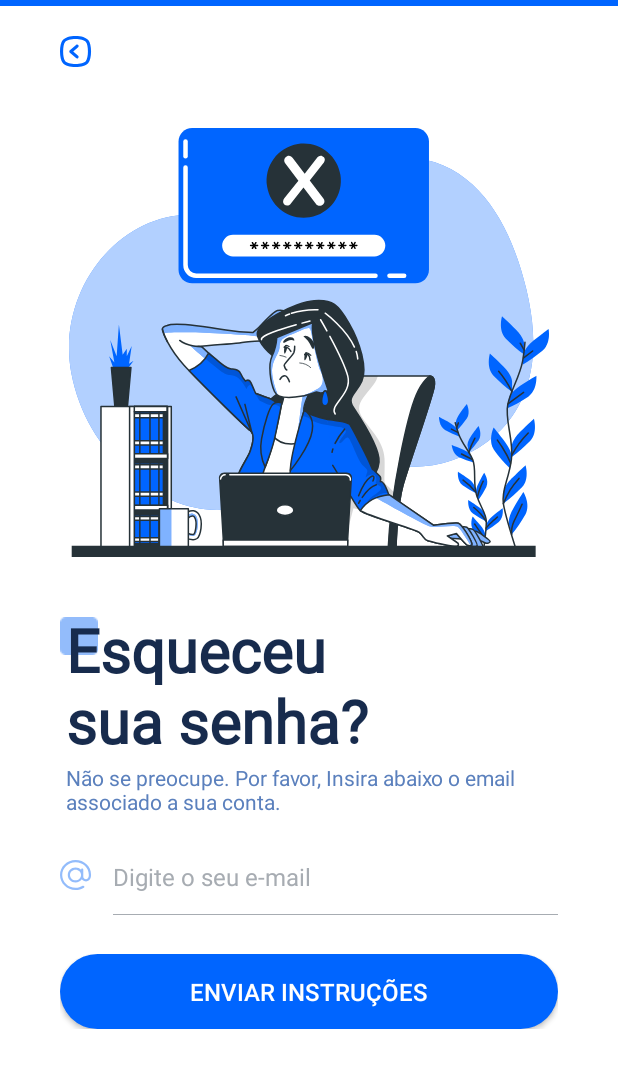
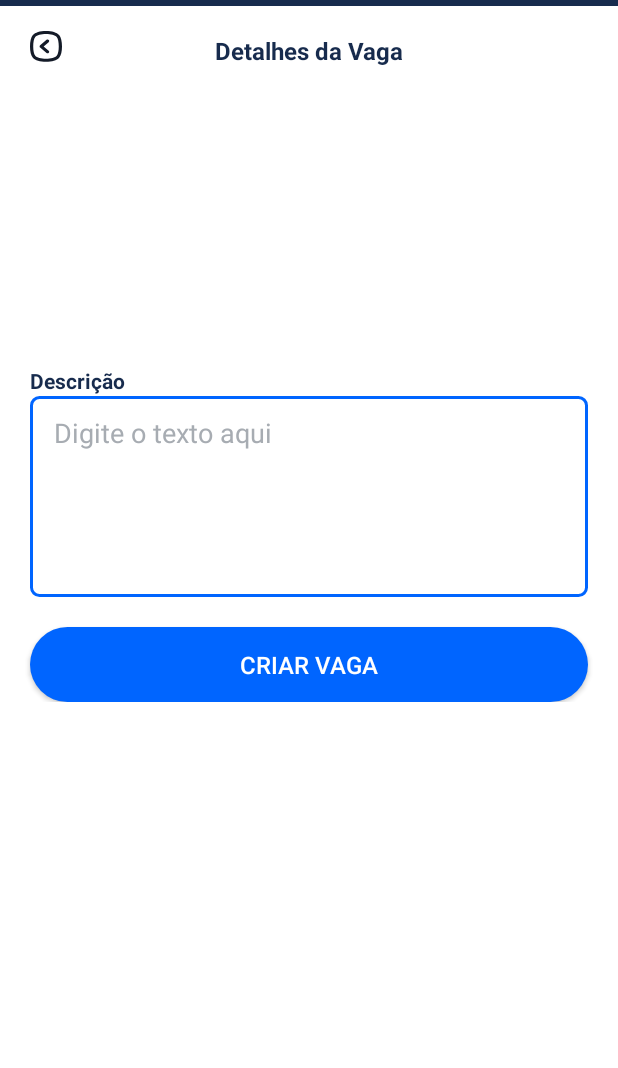
Before and after one commit to Cvsc16/desafio_estagio, an Android app: the screen it shows after launch (ActivityEsqueceuSenha before the commit, ActivityDetalhesVaga after it), on a phone screen of 412 x 824 dp. Shown: the top 1068 px of the screen. Run offline under Robolectric (Android 15) with nearby library versions, the phone set to English and light mode, and no system bars.

Commit message:
commit 24 04 23

```diff
--- a/app/src/main/AndroidManifest.xml
+++ b/app/src/main/AndroidManifest.xml
@@ -102,6 +102,17 @@
                 <category android:name="android.intent.category.LAUNCHER" />
             </intent-filter>
         </activity>
+        <activity
+            android:name=".ActivityDetalhesVaga"
+            android:exported="true"
+            android:label="detalhesvaga"
+            android:theme="@style/Theme.AppCompat.NoActionBar">
+            <intent-filter>
+                <action android:name="android.intent.action.MAIN" />
+
+                <category android:name="android.intent.category.LAUNCHER" />
+            </intent-filter>
+        </activity>
     </application>
 
 </manifest>
--- /dev/null
+++ b/app/src/main/java/unaerp/com/desafio/ActivityDetalhesVaga.kt
@@ -0,0 +1,27 @@
+package unaerp.com.desafio
+
+import android.app.DatePickerDialog
+import android.content.res.ColorStateList
+import android.graphics.Color
+import androidx.appcompat.app.AppCompatActivity
+import android.os.Bundle
+import android.telephony.PhoneNumberFormattingTextWatcher
+import android.widget.ArrayAdapter
+import android.widget.EditText
+import android.widget.Spinner
+import android.widget.Switch
+import androidx.appcompat.app.AppCompatDelegate
+import java.text.SimpleDateFormat
+import java.util.Calendar
+import java.util.Date
+import java.util.Locale
+
+class ActivityDetalhesVaga : AppCompatActivity() {
+
+    override fun onCreate(savedInstanceState: Bundle?) {
+        super.onCreate(savedInstanceState)
+        setContentView(R.layout.activity_detalhesvaga)
+        AppCompatDelegate.setDefaultNightMode(AppCompatDelegate.MODE_NIGHT_NO);
+
+    }
+}
--- /dev/null
+++ b/app/src/main/res/drawable/fundo_detalhesvaga1.xml
@@ -0,0 +1,5 @@
+<shape xmlns:android="http://schemas.android.com/apk/res/android"
+    android:shape="rectangle">
+    <corners android:radius="5dp"/>
+    <solid android:color="@color/fundo_vaga"/>
+</shape>
--- /dev/null
+++ b/app/src/main/res/drawable/ic_back2_svg.xml
@@ -0,0 +1,12 @@
+<vector xmlns:android="http://schemas.android.com/apk/res/android"
+    android:width="21dp"
+    android:height="21dp"
+    android:viewportWidth="30"
+    android:viewportHeight="31">
+  <path
+      android:pathData="M27.324,4.885C25.18,2.447 20.577,0.951 15,0.951C9.423,0.951 4.82,2.447 2.676,4.885C-0.892,9.013 -0.892,22.832 2.676,26.93C4.82,29.368 9.423,30.863 15,30.863C20.577,30.863 25.18,29.368 27.324,26.93C30.892,22.802 30.892,9.013 27.324,4.885V4.885ZM25.045,24.971C23.546,26.705 19.498,27.872 15,27.872C10.502,27.872 6.454,26.706 4.94,24.971C2.376,21.98 2.376,9.805 4.94,6.844C6.454,5.109 10.502,3.942 15,3.942C19.498,3.942 23.546,5.109 25.045,6.844C27.624,9.805 27.624,22.009 25.045,24.971Z"
+      android:fillColor="#141B28"/>
+  <path
+      android:pathData="M17.623,9.685C17.361,9.388 16.991,9.207 16.594,9.182C16.198,9.156 15.808,9.289 15.51,9.551L9.513,14.785C9.19,15.069 9.005,15.478 9.005,15.907C9.005,16.336 9.19,16.745 9.513,17.029L15.51,22.264C15.783,22.504 16.135,22.637 16.499,22.637C16.93,22.637 17.339,22.451 17.623,22.129C17.885,21.831 18.018,21.442 17.993,21.047C17.968,20.651 17.787,20.282 17.489,20.02L12.781,15.907L17.488,11.794H17.489C17.787,11.532 17.968,11.163 17.993,10.767C18.018,10.372 17.885,9.983 17.623,9.685L17.623,9.685Z"
+      android:fillColor="#141B28"/>
+</vector>
--- /dev/null
+++ b/app/src/main/res/drawable/logo_empresa2.xml
@@ -0,0 +1,21 @@
+<vector xmlns:android="http://schemas.android.com/apk/res/android"
+    android:width="65dp"
+    android:height="65dp"
+    android:viewportWidth="65"
+    android:viewportHeight="65">
+  <path
+      android:pathData="M15,0L50,0A15,15 0,0 1,65 15L65,50A15,15 0,0 1,50 65L15,65A15,15 0,0 1,0 50L0,15A15,15 0,0 1,15 0z"
+      android:fillColor="#ffffff"/>
+  <path
+      android:pathData="M32.563,16.299L39.855,29.492L47.272,42.556H42.621L39.855,37.899L32.563,24.707L25.145,37.899L22.504,42.556H17.727L25.145,29.492L32.563,16.299Z"
+      android:fillColor="#0052CC"
+      android:fillType="evenOdd"/>
+  <path
+      android:pathData="M32.563,27.551L38.22,37.899L44.004,48.117H20.996L26.779,37.899L32.562,27.551H32.563ZM32.563,30.914L23.762,46.435H41.237L36.837,38.674L32.563,30.914Z"
+      android:fillColor="#0052CC"
+      android:fillType="evenOdd"/>
+  <path
+      android:pathData="M32.563,33.372L25.899,45.142H39.101L32.563,33.372Z"
+      android:fillColor="#0052CC"
+      android:fillType="evenOdd"/>
+</vector>
--- /dev/null
+++ b/app/src/main/res/layout/activity_detalhesvaga.xml
@@ -0,0 +1,126 @@
+<?xml version="1.0" encoding="utf-8"?>
+<ScrollView
+ xmlns:android="http://schemas.android.com/apk/res/android"
+    xmlns:app="http://schemas.android.com/apk/res-auto"
+    xmlns:tools="http://schemas.android.com/tools"
+    android:layout_width="match_parent"
+    android:layout_height="match_parent"
+    android:background="@android:color/white"
+    tools:context=".ActivityDetalhesVaga">
+
+    <androidx.constraintlayout.widget.ConstraintLayout
+        android:layout_width="match_parent"
+        android:layout_height="wrap_content"
+        android:background="@android:color/white"
+        tools:context=".ActivityNovaVaga">
+    <View
+        android:id="@+id/view"
+        android:layout_width="match_parent"
+        android:layout_height="4dp"
+        android:background="@color/texto"
+        tools:ignore="MissingConstraints" />
+
+    <ImageView
+        android:id="@+id/back"
+        android:layout_width="wrap_content"
+        android:layout_height="wrap_content"
+        android:layout_marginStart="20dp"
+        android:layout_marginTop="20dp"
+        android:src="@drawable/ic_back2_svg"
+        app:layout_constraintStart_toStartOf="parent"
+        app:layout_constraintTop_toTopOf="parent" />
+
+        <TextView
+            android:id="@+id/titulo_detalhesVaga"
+            android:layout_width="wrap_content"
+            android:layout_height="wrap_content"
+            android:layout_marginTop="25dp"
+            android:includeFontPadding="false"
+            android:text="@string/titulo_detalhes_vaga"
+            android:textSize="16sp"
+            android:textStyle="bold"
+            android:textColor="@color/texto"
+            android:layout_gravity="center_horizontal"
+            android:gravity="center"
+            app:layout_constraintTop_toTopOf="parent"
+            app:layout_constraintEnd_toEndOf="parent"
+            app:layout_constraintStart_toStartOf="parent"
+            />
+
+        <androidx.constraintlayout.widget.ConstraintLayout
+            android:id="@+id/constraintlayout_descricao"
+            android:layout_width="match_parent"
+            android:layout_height="wrap_content"
+            android:background="@drawable/fundo_vaga1"
+            app:layout_constraintTop_toBottomOf="@+id/titulo_detalhesVaga"
+            android:layout_marginTop="20dp">
+
+
+        </androidx.constraintlayout.widget.ConstraintLayout>
+        <FrameLayout
+            android:id="@+id/framelayout_descricao"
+            android:layout_width="match_parent"
+            android:layout_height="wrap_content"
+            app:layout_constraintTop_toBottomOf="@+id/titulo_detalhesVaga"
+            android:layout_marginTop="200dp">
+            <TextView
+                android:id="@+id/tv_descricao"
+                android:layout_width="match_parent"
+                android:layout_height="wrap_content"
+                android:paddingStart="20dp"
+                android:paddingEnd="16dp"
+                android:text="@string/descricao"
+                android:textColor="@color/texto"
+                android:textSize="14sp"
+                android:textStyle="bold"
+                app:layout_constraintTop_toTopOf="@+id/framelayout_localidade"
+                app:layout_constraintEnd_toEndOf="parent"
+                app:layout_constraintStart_toStartOf="parent"
+                />
+
+            <EditText
+                android:id="@+id/textarea_descricao"
+                android:layout_width="match_parent"
+                android:layout_height="wrap_content"
+                android:layout_marginStart="20dp"
+                android:layout_marginEnd="20dp"
+                android:layout_marginTop="20dp"
+                android:paddingStart="16dp"
+                android:paddingEnd="8dp"
+                android:paddingTop="12dp"
+                android:paddingBottom="12dp"
+                android:spinnerMode="dropdown"
+                android:textColor="@color/opcao_dropdown"
+                android:hint="Digite o texto aqui"
+                android:textColorHint="@color/opcao_dropdown"
+                android:inputType="textMultiLine"
+                android:lines="5"
+                android:gravity="top"
+                android:scrollHorizontally="false"
+                app:layout_constraintEnd_toEndOf="parent"
+                app:layout_constraintStart_toStartOf="parent"
+                android:background="@drawable/borda_dropdown"
+                />
+
+        </FrameLayout>
+
+
+
+
+
+    <Button
+        android:id="@+id/btn_filtrar"
+        android:layout_width="match_parent"
+        android:layout_height="50dp"
+        android:background="@drawable/btn_rounded"
+        android:layout_marginLeft="20dp"
+        android:layout_marginRight="20dp"
+        android:text="@string/criar_vaga"
+        android:textColor="#FFFFFF"
+        android:textSize="16sp"
+        app:layout_constraintTop_toBottomOf="@id/framelayout_descricao"
+        android:layout_marginTop="20dp"
+        android:layout_marginBottom="20dp"
+        />
+</androidx.constraintlayout.widget.ConstraintLayout>
+</ScrollView>
--- a/app/src/main/res/values/strings.xml
+++ b/app/src/main/res/values/strings.xml
@@ -30,6 +30,7 @@
     <string name="enviar">Enviar Instruções</string>
     <string name="redefinir">Redefinir Senha</string>
     <string name="titulo_redefinir">Redefina a \nsua senha</string>
+    <string name="titulo_detalhes_vaga">Detalhes da Vaga</string>
     <string-array name="opcoes_spinner_areaConhecimento">
         <item>Área 1</item>
         <item>Área 2</item>
```
